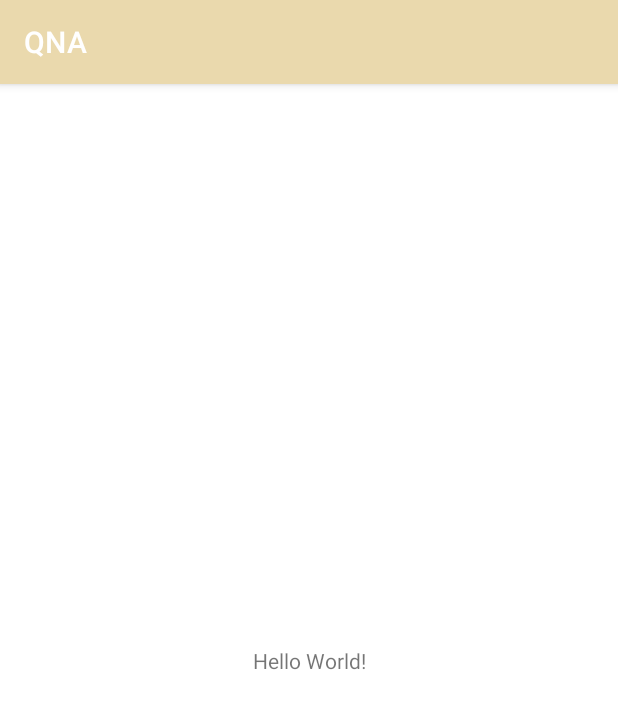
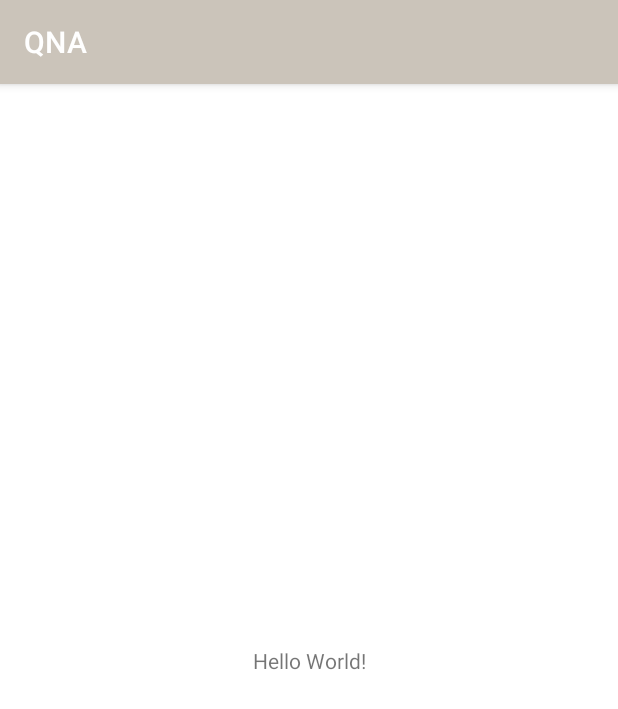
Before and after one commit to kim-geun/QNA, an Android app: the screen it shows after launch (MainActivity), on a phone screen of 412 x 824 dp. Shown: the top 709 px of the screen. Run offline under Robolectric (Android 15) with nearby library versions, the phone set to English and light mode, and no system bars.

Commit message:
//컬러 재설정

```diff
--- a/app/src/main/java/com/example/qna/MainActivity.java
+++ b/app/src/main/java/com/example/qna/MainActivity.java
@@ -11,4 +11,5 @@ public class MainActivity extends AppCompatActivity {
         super.onCreate(savedInstanceState);
         setContentView(R.layout.activity_main);
     }
+
 }
--- a/app/src/main/res/values-night/themes.xml
+++ b/app/src/main/res/values-night/themes.xml
@@ -2,12 +2,12 @@
     <!-- Base application theme. -->
     <style name="Theme.QNA" parent="Theme.MaterialComponents.DayNight.DarkActionBar">
         <!-- Primary brand color. -->
-        <item name="colorPrimary">@color/beige_200</item>
-        <item name="colorPrimaryVariant">@color/beige_700</item>
+        <item name="colorPrimary">@color/modern</item>
+        <item name="colorPrimaryVariant">@color/dark</item>
         <item name="colorOnPrimary">@color/black</item>
         <!-- Secondary brand color. -->
-        <item name="colorSecondary">@color/point_light</item>
-        <item name="colorSecondaryVariant">@color/point_dark</item>
+        <item name="colorSecondary">@color/dark</item>
+        <item name="colorSecondaryVariant">@color/very_dark</item>
         <item name="colorOnSecondary">@color/black</item>
         <!-- Status bar color. -->
         <item name="android:statusBarColor" tools:targetApi="l">?attr/colorPrimaryVariant</item>
--- a/app/src/main/res/values/colors.xml
+++ b/app/src/main/res/values/colors.xml
@@ -1,10 +1,10 @@
 <?xml version="1.0" encoding="utf-8"?>
 <resources>
-    <color name="beige_200">#FEF7E5</color>
-    <color name="beige_500">#EAD9AD</color>
-    <color name="beige_700">#D4B888</color>
-    <color name="point_light">#C8A28B</color>
-    <color name="point_dark">#6C4747</color>
+    <color name="very_light">#E0D8CB</color>
+    <color name="light">#DED3BF</color>
+    <color name="modern">#CBC4BA</color>
+    <color name="dark">#6D6562</color>
+    <color name="very_dark">#3F3735</color>
     <color name="pink">#F5C0AE</color>
     <color name="black">#FF000000</color>
     <color name="white">#FFFFFFFF</color>
--- a/app/src/main/res/values/themes.xml
+++ b/app/src/main/res/values/themes.xml
@@ -2,12 +2,12 @@
     <!-- Base application theme. -->
     <style name="Theme.QNA" parent="Theme.MaterialComponents.DayNight.DarkActionBar">
         <!-- Primary brand color. -->
-        <item name="colorPrimary">@color/beige_500</item>
-        <item name="colorPrimaryVariant">@color/beige_700</item>
-        <item name="colorOnPrimary">@color/white</item>
+        <item name="colorPrimary">@color/modern</item>
+        <item name="colorPrimaryVariant">@color/dark</item>
+        <item name="colorOnPrimary">@color/light</item>
         <!-- Secondary brand color. -->
-        <item name="colorSecondary">@color/point_light</item>
-        <item name="colorSecondaryVariant">@color/point_dark</item>
+        <item name="colorSecondary">@color/dark</item>
+        <item name="colorSecondaryVariant">@color/very_dark</item>
         <item name="colorOnSecondary">@color/black</item>
         <!-- Status bar color. -->
         <item name="android:statusBarColor" tools:targetApi="l">?attr/colorPrimaryVariant</item>
```
Also changed, not shown: app/src/main/res/layout/activity_category_setting.xml (+5 -5 lines).
